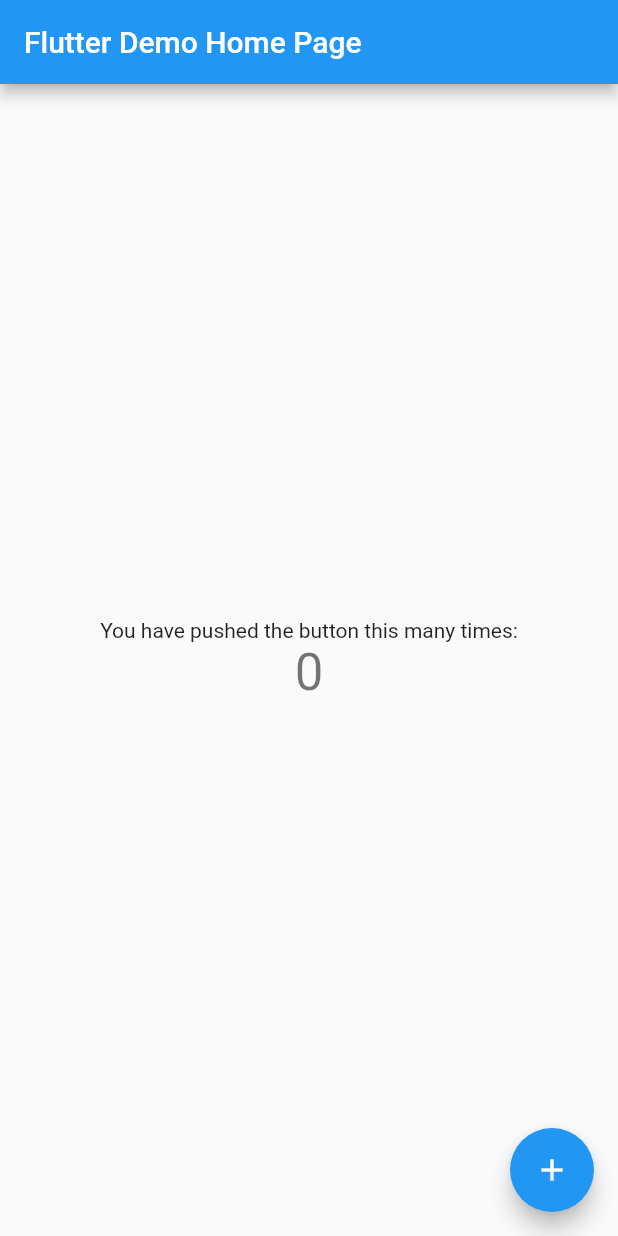
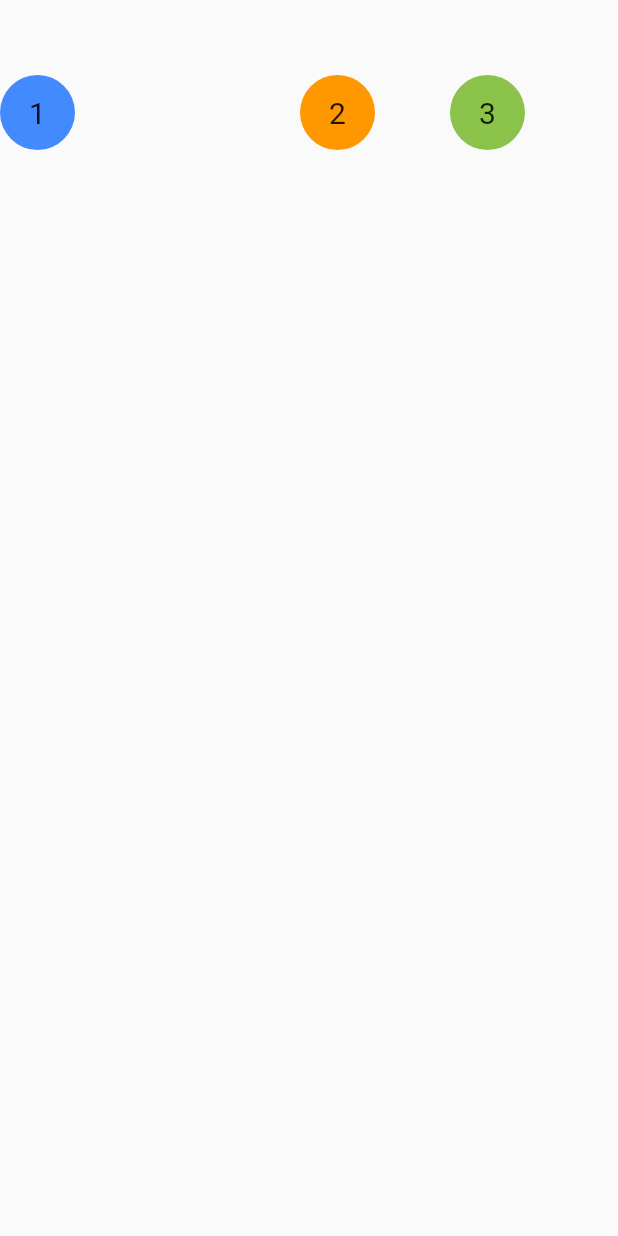
Before and after one commit to hjcwinner/clickone, a Flutter app: the screen it shows after launch, on a phone screen of 412 x 824 dp. Run offline on Flutter 3.47's test engine with Material 2 defaults, Android fonts, the phone set to English and light mode, and no system bars.

Commit message:
수정소스

```diff
--- a/lib/main.dart
+++ b/lib/main.dart
@@ -1,113 +1,128 @@
+import 'dart:async';
+
+import 'package:flutter/gestures.dart';
 import 'package:flutter/material.dart';
 
-void main() {
-  runApp(MyApp());
-}
+void main() => runApp(MyApp());
 
 class MyApp extends StatelessWidget {
-  // This widget is the root of your application.
   @override
   Widget build(BuildContext context) {
     return MaterialApp(
-      title: 'Flutter Demo',
-      theme: ThemeData(
-        // This is the theme of your application.
-        //
-        // Try running your application with "flutter run". You'll see the
-        // application has a blue toolbar. Then, without quitting the app, try
-        // changing the primarySwatch below to Colors.green and then invoke
-        // "hot reload" (press "r" in the console where you ran "flutter run",
-        // or simply save your changes to "hot reload" in a Flutter IDE).
-        // Notice that the counter didn't reset back to zero; the application
-        // is not restarted.
-        primarySwatch: Colors.blue,
+      home: Scaffold(
+        body: App(),
       ),
-      home: MyHomePage(title: 'Flutter Demo Home Page'),
     );
   }
 }
 
-class MyHomePage extends StatefulWidget {
-  MyHomePage({Key key, this.title}) : super(key: key);
+class App extends StatefulWidget {
+  @override
+  AppState createState() => AppState();
+}
 
-  // This widget is the home page of your application. It is stateful, meaning
-  // that it has a State object (defined below) that contains fields that affect
-  // how it looks.
+class AppState extends State<App> {
+  @override
+  Widget build(BuildContext context) {
+    FlatButton button = FlatButton(
+      child: Text("Button"),
+      onPressed: () => print('here pressed'),
+    );
 
-  // This class is the configuration for the state. It holds the values (in this
-  // case the title) provided by the parent (in this case the App widget) and
-  // used by the build method of the State. Fields in a Widget subclass are
-  // always marked "final".
+    return Stack(
+      children: <Widget>[
+        DragBox(Offset(0.0, 50.0), '1', Colors.blueAccent),
+        DragBox(Offset(200.0, 50.0), '2', Colors.orange),
+        DragBox(Offset(300.0, 50.0), '3', Colors.lightGreen),
+      ],
+    );
+  }
+}
 
-  final String title;
+
+class DragBox extends StatefulWidget {
+  final Offset initPos;
+  final String label;
+  final Color itemColor;
+
+  DragBox(this.initPos, this.label, this.itemColor);
 
   @override
-  _MyHomePageState createState() => _MyHomePageState();
+  DragBoxState createState() => DragBoxState();
 }
 
-class _MyHomePageState extends State<MyHomePage> {
-  int _counter = 0;
+class DragBoxState extends State<DragBox> {
+  Offset position = Offset(0.0, 0.0);
 
-  void _incrementCounter() {
-    setState(() {
-      // This call to setState tells the Flutter framework that something has
-      // changed in this State, which causes it to rerun the build method below
-      // so that the display can reflect the updated values. If we changed
-      // _counter without calling setState(), then the build method would not be
-      // called again, and so nothing would appear to happen.
-      _counter++;
+  void tap(Offset pos) {
+    final result = HitTestResult();
+    WidgetsBinding.instance.hitTest(result, pos);
+    result.path.forEach((element) {
+      element.target.handleEvent(
+        PointerDownEvent(position: pos, kind: PointerDeviceKind.touch),
+        element,
+      );
+      element.target.handleEvent(
+        PointerUpEvent(position: pos, kind: PointerDeviceKind.touch),
+        element,
+      );
     });
   }
 
   @override
+  void initState() {
+    super.initState();
+    position = widget.initPos;
+  }
+
+  @override
   Widget build(BuildContext context) {
-    // This method is rerun every time setState is called, for instance as done
-    // by the _incrementCounter method above.
-    //
-    // The Flutter framework has been optimized to make rerunning build methods
-    // fast, so that you can just rebuild anything that needs updating rather
-    // than having to individually change instances of widgets.
-    return Scaffold(
-      appBar: AppBar(
-        // Here we take the value from the MyHomePage object that was created by
-        // the App.build method, and use it to set our appbar title.
-        title: Text(widget.title),
-      ),
-      body: Center(
-        // Center is a layout widget. It takes a single child and positions it
-        // in the middle of the parent.
-        child: Column(
-          // Column is also a layout widget. It takes a list of children and
-          // arranges them vertically. By default, it sizes itself to fit its
-          // children horizontally, and tries to be as tall as its parent.
-          //
-          // Invoke "debug painting" (press "p" in the console, choose the
-          // "Toggle Debug Paint" action from the Flutter Inspector in Android
-          // Studio, or the "Toggle Debug Paint" command in Visual Studio Code)
-          // to see the wireframe for each widget.
-          //
-          // Column has various properties to control how it sizes itself and
-          // how it positions its children. Here we use mainAxisAlignment to
-          // center the children vertically; the main axis here is the vertical
-          // axis because Columns are vertical (the cross axis would be
-          // horizontal).
-          mainAxisAlignment: MainAxisAlignment.center,
-          children: <Widget>[
-            Text(
-              'You have pushed the button this many times:',
+    return Positioned(
+        left: position.dx,
+        top: position.dy,
+        child: Draggable(
+          // data: widget.itemColor,
+          child: Container(
+            decoration:
+                BoxDecoration(shape: BoxShape.circle, color: widget.itemColor),
+            width: 50.0,
+            height: 50.0,
+            // color: widget.itemColor,
+            child: Center(
+              child: Text(
+                widget.label,
+                style: TextStyle(
+                  // color: Colors.white,
+                  decoration: TextDecoration.none,
+                  fontSize: 20.0,
+                ),
+              ),
             ),
-            Text(
-              '$_counter',
-              style: Theme.of(context).textTheme.headline4,
+          ),
+          onDraggableCanceled: (velocity, offset) {
+            setState(() {
+              print(offset);
+              tap(offset);
+              position = offset;
+            });
+          },
+          feedback: Container(
+            decoration:
+                BoxDecoration(shape: BoxShape.circle, color: widget.itemColor),
+            width: 50.0,
+            height: 50.0,
+            // color: widget.itemColor.withOpacity(0.5),
+            child: Center(
+              child: Text(
+                widget.label,
+                style: TextStyle(
+                  // color: Colors.white,
+                  decoration: TextDecoration.none,
+                  fontSize: 18.0,
+                ),
+              ),
             ),
-          ],
-        ),
-      ),
-      floatingActionButton: FloatingActionButton(
-        onPressed: _incrementCounter,
-        tooltip: 'Increment',
-        child: Icon(Icons.add),
-      ), // This trailing comma makes auto-formatting nicer for build methods.
-    );
+          ),
+        ));
   }
 }
```
